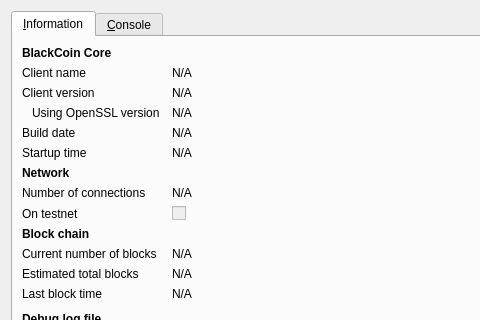
r1979/cacaocoin, file src/qt/forms/rpcconsole.ui: the form before one commit; both pictures show x 0 to 480 and y 0 to 320 of the 740 by 450 pixel window.
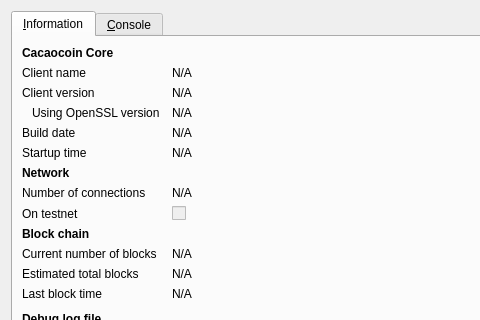
The form after the commit. Icons and pictures are not drawn.

```diff
--- a/src/qt/forms/rpcconsole.ui
+++ b/src/qt/forms/rpcconsole.ui
@@ -36,7 +36,7 @@
           </font>
          </property>
          <property name="text">
-          <string>BlackCoin Core</string>
+          <string>Cacaocoin Core</string>
          </property>
         </widget>
        </item>
```
Left out of the diff: 6 changed lines with no effect on the pictures.
